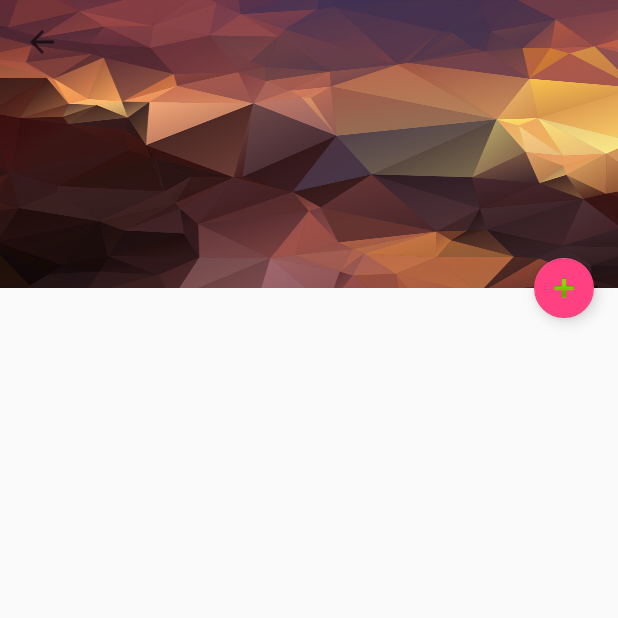
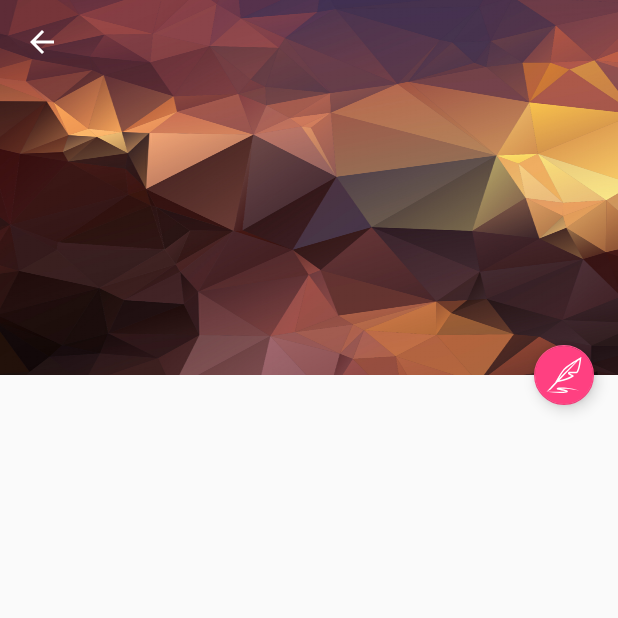
Before and after one commit to ss-yang/Blog, an Android app: the ArticleDetail screen opened directly, with no data from a screen before it, on a phone screen of 412 x 824 dp, the top half of it. Run offline under Robolectric (Android 15) with nearby library versions, the phone set to English and light mode, and no system bars; network calls fail; 4 statements that could not run were skipped.

Commit message:
修改所有图标。 优化article detail界面。

```diff
--- a/app/src/main/java/com/answer/blog/view/ArticleDetail.java
+++ b/app/src/main/java/com/answer/blog/view/ArticleDetail.java
@@ -11,7 +11,6 @@ import android.support.v7.widget.AppCompatTextView;
 import android.support.v7.widget.LinearLayoutManager;
 import android.support.v7.widget.RecyclerView;
 import android.support.v7.widget.Toolbar;
-import android.util.Log;
 import android.view.Gravity;
 import android.view.LayoutInflater;
 import android.view.Menu;
@@ -161,14 +160,14 @@ public class ArticleDetail extends AppCompatActivity {
      */
     private void showArticle(){
         AppCompatTextView content = (AppCompatTextView)findViewById(R.id.content_detail);
-        ImageView img = (ImageView)findViewById(R.id.app_bar_image);//标题背景的图片
+        ImageView img = (ImageView)findViewById(R.id.article_detail_image);//标题背景的图片
         Random random = new Random();
         int resId = getResIdByName("bg" + String.valueOf(random.nextInt(26) + 1));
         img.setBackgroundResource(resId);
         article =  getIntent().getParcelableExtra("article_data");
         content.setText(article.getContent());
         toolbar.setTitle(article.getTitle());
-        toolbar.setSubtitle(article.getAuthor()+"  "+article.getTime());
+        toolbar.setSubtitle(article.getAuthor()+" - "+article.getTime());
         messageManager = new MessageManager<EntityComment.CommentBean>();
         DataRequester.requestArticleCommentList(article.getId(), new VolleyCallback() {
             @Override
@@ -180,8 +179,6 @@ public class ArticleDetail extends AppCompatActivity {
                 showComments();
             }
         });
-        Log.d("TAG","---msg: "+messageManager.getCommentsList().size());
-//        showComments();
     }
 
     /**
--- /dev/null
+++ b/app/src/main/res/drawable/ic_feather_pen.xml
@@ -0,0 +1,32 @@
+<?xml version="1.0" encoding="utf-8"?>
+<vector xmlns:android="http://schemas.android.com/apk/res/android"
+    android:width="317.536dp"
+    android:height="317.536dp"
+    android:viewportWidth="317.536"
+    android:viewportHeight="317.536">
+
+    <path
+        android:fillColor="#ffffff"
+        android:pathData="M103.616,221.205c37.822-7.288,112.142-24.705,143.441-53.651c-2.918-4.087-40.701-23.574-40.701-23.574s44.988,0,63.195,0
+C300.611,139.707,311.942,0,311.942,0S182.788,70.085,148.508,113.826c-34.274,43.754-67.88,111.396-67.88,111.396l0.019-0.006
+c-42.462,45.148-75.053,81.132-75.053,81.132l35.727-18.991L103.616,221.205z
+M296.556,23.407
+c-1.42,11.645-3.432,26.247-6.144,41.087c-10.077,55.271-20.669,65.226-22.635,66.64h-61.421c-5.932,0-11.099,4.055-12.487,9.814
+c-1.395,5.765,1.324,11.735,6.594,14.454c8.021,4.145,16.935,8.927,24.094,12.95c-28.13,17.34-73.054,29.473-105.612,36.575
+l162.85-172.914C287.141,28.863,292.134,25.952,296.556,23.407z
+M158.623,121.756c18.529-23.644,67.932-56.318,106.904-80.001
+c-29.525,27.044-69.127,64.178-106.756,102.232c-14.717,14.878-29.731,30.373-44.332,45.631
+C126.714,168.1,142.653,142.142,158.623,121.756z
+M179.241,270.737c39.287,4.357,77.739,13.361,114.97,25.63
+c-19.261-3.618-38.477-7.127-57.835-9.589c-19.3-2.731-38.664-4.827-57.976-6.048c-16.748-0.88-33.477-1.247-50.001,0.019
+c3.528,0.63,7.07,1.253,10.604,1.896c9.621,1.793,19.293,3.573,29.056,5.842c4.904,1.195,9.743,2.359,14.955,4.389
+c1.311,0.533,2.654,1.112,4.177,2.012c0.771,0.469,1.594,0.99,2.558,1.889c0.88,0.932,2.32,2.23,2.815,5.264
+c0.411,3.162-1.273,5.598-2.269,6.613c-1.099,1.138-1.999,1.671-2.815,2.172l-1.285,0.675l-1.003,0.456l-2.095,0.803
+c-10.829,3.419-20.617,3.766-30.65,4.415c-9.949,0.488-19.827,0.418-29.673,0.148c-39.384-1.048-78.401-5.206-117.174-10.977
+c19.608,0.27,39.146,1.003,58.696,1.015c19.531,0.296,39.056,0.366,58.491-0.032c9.711-0.257,19.396-0.675,28.972-1.375
+c7.417-0.643,15.135-1.42,21.909-3.078c-2.731-0.79-5.566-1.517-8.438-2.172c-9.312-2.069-18.901-3.74-28.522-5.437
+c-9.64-1.819-19.21-3.445-29.184-5.945c-2.629-0.765-4.839-1.17-8.451-3.027c-0.54-0.334-1.041-0.611-1.857-1.33
+c-0.636-0.688-2.237-1.864-2.487-5.264c-0.058-1.62,0.578-3.117,1.163-3.965c0.572-0.868,1.189-1.414,1.575-1.742
+c0.938-0.733,1.485-0.97,2.069-1.273c2.05-0.919,3.368-1.163,4.801-1.497c5.444-1.105,10.257-1.594,15.341-1.999
+C139.658,267.742,159.613,268.494,179.241,270.737z" />
+</vector>
--- a/app/src/main/res/layout/activity_article_detail.xml
+++ b/app/src/main/res/layout/activity_article_detail.xml
@@ -9,31 +9,32 @@
     <android.support.design.widget.AppBarLayout
         android:id="@+id/appbar"
         android:fitsSystemWindows="true"
-        android:layout_height="192dp"
+        android:layout_height="@dimen/appbar_height"
         android:layout_width="match_parent">
 
         <android.support.design.widget.CollapsingToolbarLayout
             android:layout_width="match_parent"
             android:layout_height="match_parent"
+            android:theme="@style/AppTheme.AppBarOverlay"
             android:fitsSystemWindows="true"
-            app:toolbarId="@+id/toolbar"
-            app:layout_scrollFlags="scroll|enterAlways|enterAlwaysCollapsed"
+            app:toolbarId="@+id/toolbar_article_detail"
+            app:layout_scrollFlags="scroll|exitUntilCollapsed"
             app:layout_scrollInterpolator="@android:anim/decelerate_interpolator"
             app:contentScrim="?attr/colorPrimary">
 
             <ImageView
-                android:id="@+id/app_bar_image"
+                android:id="@+id/article_detail_image"
                 android:layout_width="match_parent"
                 android:layout_height="match_parent"
                 android:fitsSystemWindows="true"
-                android:scaleType="fitCenter" />
+                android:scaleType="fitCenter"
+                app:layout_collapseMode="parallax"/>
 
             <android.support.v7.widget.Toolbar
                 android:id="@+id/toolbar_article_detail"
                 android:layout_height="?attr/actionBarSize"
                 android:layout_width="match_parent"
-                />
-
+                app:layout_collapseMode="pin"/>
 
 
         </android.support.design.widget.CollapsingToolbarLayout>
@@ -72,7 +73,7 @@
         android:layout_width="wrap_content"
         app:layout_anchor="@id/appbar"
         app:layout_anchorGravity="bottom|right|end"
-        android:src="@android:drawable/ic_input_add"
+        android:src="@drawable/ic_feather_pen"
         android:background="@color/colorAccent"
         android:layout_marginRight="16dp"
         android:clickable="true"
--- a/app/src/main/res/values/dimens.xml
+++ b/app/src/main/res/values/dimens.xml
@@ -5,4 +5,5 @@
     <dimen name="nav_header_vertical_spacing">16dp</dimen>
     <dimen name="nav_header_height">200dp</dimen>
     <dimen name="fab_margin">16dp</dimen>
+    <dimen name="appbar_height">250dp</dimen>
 </resources>
--- a/app/src/main/res/values/styles.xml
+++ b/app/src/main/res/values/styles.xml
@@ -22,5 +22,4 @@
         <item name="android:textSize">10sp</item>
     </style>
 
-    <style name="ArticleDetail" parent="AppTheme"></style>
 </resources>
```
Also changed, not shown: app/src/main/res/drawable/ic_calligraphy_pen.xml (added, +17 -0 lines), app/src/main/res/drawable/ic_category.xml (added, +17 -0 lines), app/src/main/res/drawable/ic_home.xml (+11 -18 lines), app/src/main/res/drawable/ic_message.xml (added, +22 -0 lines), app/src/main/res/drawable/ic_msg_bubble.xml (added, +28 -0 lines), app/src/main/res/drawable/ic_pen_quill.xml (added, +39 -0 lines), app/src/main/res/drawable/ic_send.xml (added, +16 -0 lines), app/src/main/res/drawable/ic_settings.xml (added, +49 -0 lines), app/src/main/res/drawable/ic_share.xml (added, +21 -0 lines), app/src/main/res/values/drawables.xml (+9 -7 lines).
